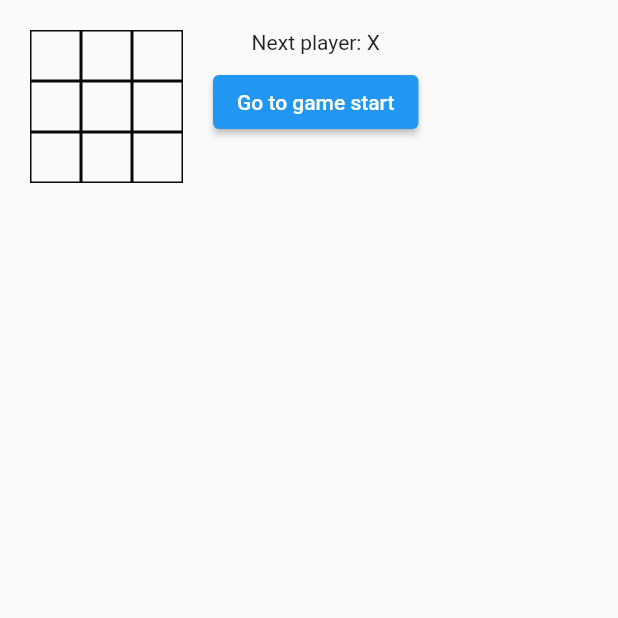
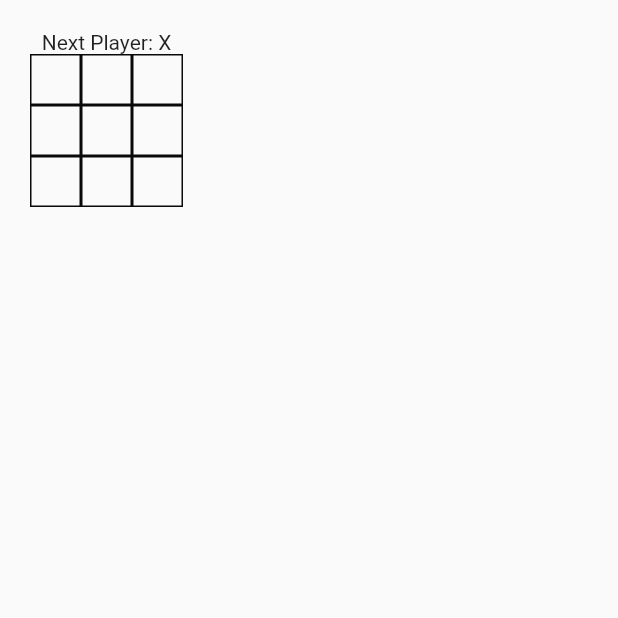
Before and after one commit to Umigishi-Aoi/flutter_tutorial_tic_tac_toe_game, a Flutter app: the screen it shows after launch, on a phone screen of 412 x 824 dp, the top half of it. Run offline on Flutter 3.47's test engine with Material 2 defaults, Android fonts, the phone set to English and light mode, and no system bars.

Commit message:
complete start project

```diff
--- a/start/lib/main.dart
+++ b/start/lib/main.dart
@@ -5,19 +5,13 @@ void main() {
 }
 
 class Square extends StatelessWidget {
-  final void Function() onTap;
-  final String? value;
-
   const Square({
     Key? key,
-    required this.onTap,
-    required this.value,
   }) : super(key: key);
 
   @override
   Widget build(BuildContext context) {
     return GestureDetector(
-      onTap: onTap,
       child: Container(
         height: 34,
         width: 34,
@@ -25,10 +19,10 @@ class Square extends StatelessWidget {
           border:
               Border.all(color: const Color.fromRGBO(9, 9, 9, 1.0), width: 1),
         ),
-        child: Center(
+        child: const Center(
           child: Text(
-            value ?? '',
-            style: const TextStyle(fontSize: 24, fontWeight: FontWeight.bold),
+            '',
+            style: TextStyle(fontSize: 24, fontWeight: FontWeight.bold),
           ),
         ),
       ),
@@ -37,18 +31,16 @@ class Square extends StatelessWidget {
 }
 
 class Board extends StatelessWidget {
-  final void Function(int i) onTap;
-  final List<String?> squares;
-
   const Board({
     Key? key,
-    required this.onTap,
-    required this.squares,
   }) : super(key: key);
 
   @override
   Widget build(BuildContext context) {
-    return SizedBox(
+    return Column(
+      children: [
+        const Text('Next Player: X'),
+        SizedBox(
           height: 34 * 3,
           width: 34 * 3,
           child: GridView.count(
@@ -56,9 +48,11 @@ class Board extends StatelessWidget {
             crossAxisCount: 3,
             children: List.generate(
               9,
-          (int i) => Square(onTap: () => onTap(i), value: squares[i],),
+              (int i) => const Square(),
             ),
           ),
+        ),
+      ],
     );
   }
 }
@@ -71,57 +65,8 @@ class Game extends StatefulWidget {
 }
 
 class _GameState extends State<Game> {
-  List<Map<String, List<String?>>> _history = [
-    {'squares': List.generate(9, (index) => null)}
-  ];
-  int _stepNumber = 0;
-  bool _xIsNext = true;
-
-  handleClick(int i) {
-    List<Map<String, List<String?>>> history =
-        _history.sublist(0, _stepNumber + 1);
-    Map<String, List<String?>> current = history[history.length - 1];
-    List<String?> squares = current['squares']!.sublist(0);
-
-    if (calculateWinner(squares) != null || squares[i] != null) {
-      return;
-    }
-    squares[i] = _xIsNext ? 'X' : 'O';
-    history.add({'squares': squares});
-    setState(() {
-      _history = history;
-      _stepNumber = history.length-1;
-      _xIsNext = !_xIsNext;
-    });
-  }
-
-  jumpTo(step) {
-    setState(() {
-      _stepNumber = step;
-      _xIsNext = (step % 2) == 0;
-    });
-  }
-
   @override
   Widget build(BuildContext context) {
-    List<Map<String, List<String?>>> history = _history;
-    Map<String, List<String?>> current = history[_stepNumber];
-    String? winner = calculateWinner(current['squares']!);
-
-    List<ElevatedButton> moves = history.map((squares) {
-      int step = history.indexOf(squares);
-      String desc = step != 0 ? 'Go to move #$step' : 'Go to game start';
-      return ElevatedButton(onPressed: () => jumpTo(step), child: Text(desc));
-    }).toList();
-
-    String status;
-
-    if (winner != null) {
-      status = 'Winner: ' + winner;
-    } else {
-      status = 'Next player: ' + (_xIsNext ? 'X' : 'O');
-    }
-
     return MaterialApp(
       debugShowCheckedModeBanner: false,
       home: Scaffold(
@@ -130,20 +75,10 @@ class _GameState extends State<Game> {
         child: Row(
           crossAxisAlignment: CrossAxisAlignment.start,
           children: [
-            Board(
-                onTap: (index) => handleClick(index),
-                squares: current['squares']!),
+            const Board(),
             Padding(
               padding: const EdgeInsets.only(left: 20),
-              child: Column(children: [
-                Padding(
-                  padding: const EdgeInsets.only(bottom: 8.0),
-                  child: Text(status),
-                ),
-                Column(
-                  children: moves,
-                )
-              ]),
+              child: Column(children: const []),
             ),
           ],
         ),
@@ -151,25 +86,3 @@ class _GameState extends State<Game> {
     );
   }
 }
-
-String? calculateWinner(List<String?> squares) {
-  const lines = [
-    [0, 1, 2],
-    [3, 4, 5],
-    [6, 7, 8],
-    [0, 3, 6],
-    [1, 4, 7],
-    [2, 5, 8],
-    [0, 4, 8],
-    [2, 4, 6]
-  ];
-  for (int i = 0; i < lines.length; i++) {
-    final List<int> indexs = lines[i];
-    if (squares[indexs[0]] != null &&
-        squares[indexs[0]] == squares[indexs[1]] &&
-        squares[indexs[0]] == squares[indexs[2]]) {
-      return squares[indexs[0]]!;
-    }
-  }
-  return null;
-}
```
Lines whose indentation alone changed are shown as unchanged.
